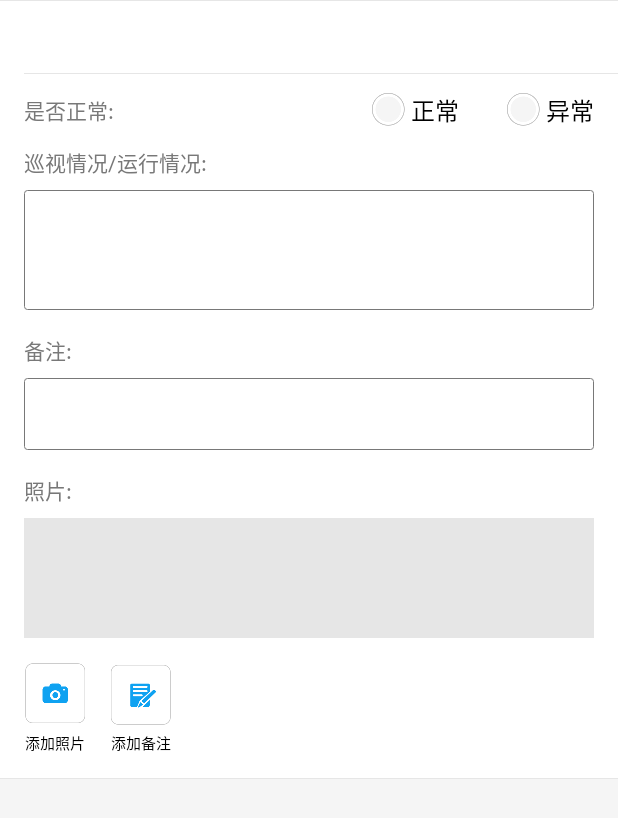
After one commit to yangjun/lock.app.android, an Android app: the layout inflate_inspection_construct.xml on its own in the app's theme, with its tools: preview values and no code run, on a phone screen of 412 x 824 dp. The commit adds this screen. Shown: the top 818 px of the screen. Run offline under Robolectric (Android 15) with nearby library versions, the phone set to English and light mode, and no system bars.

Commit message:
add construct layout

```diff
--- a/app/src/main/AndroidManifest.xml
+++ b/app/src/main/AndroidManifest.xml
@@ -97,7 +97,8 @@
 
         <activity
             android:name=".ui.activities.InspectionConstructActivity_"
-            android:label="" />
+            android:label=""
+            android:windowSoftInputMode="stateHidden|adjustResize"/>
 
         <service
             android:name=".websocket.WebSocketService"
--- a/app/src/main/java/com/wm/lock/Helper.java
+++ b/app/src/main/java/com/wm/lock/Helper.java
@@ -3,6 +3,7 @@ package com.wm.lock;
 import android.app.Activity;
 import android.content.Context;
 import android.content.Intent;
+import android.widget.Toast;
 
 import com.wm.lock.LockApplication;
 import com.wm.lock.LockConfig;
@@ -133,11 +134,11 @@ public final class Helper {
     }
 
     public static void showTip(int resId) {
-        ToastUtils.showShortCenterToast(LockApplication.getInstance(), resId, 0, 0);
+        Toast.makeText(LockApplication.getInstance(), resId, Toast.LENGTH_SHORT).show();
     }
 
     public static void showTip(CharSequence cs) {
-        ToastUtils.showShortCenterToast(LockApplication.getInstance(), cs, 0, 0);
+        Toast.makeText(LockApplication.getInstance(), cs, Toast.LENGTH_SHORT).show();
     }
 
     public static void goHomePage(Context ctx) {
--- a/app/src/main/java/com/wm/lock/LockConstants.java
+++ b/app/src/main/java/com/wm/lock/LockConstants.java
@@ -7,6 +7,7 @@ public final class LockConstants {
 
     public static final String ID = "id";
     public static final String DATA = "data";
+    public static final String INDEX = "index";
     public static final String POS = "pos";
     public static final String FLAG = "flag";
     public static final String CLASS = "class";
--- a/app/src/main/java/com/wm/lock/ui/fragments/InspectionListInProcessFragment.java
+++ b/app/src/main/java/com/wm/lock/ui/fragments/InspectionListInProcessFragment.java
@@ -26,6 +26,7 @@ public class InspectionListInProcessFragment extends InspectionListFragment {
         final Bundle bundle = new Bundle();
         bundle.putLong(LockConstants.ID, item.getId_());
         bundle.putString(LockConstants.TITLE, item.getPlan_name());
+        bundle.putBoolean(LockConstants.BOOLEAN, true);
         RedirectUtils.goActivity(mActivity, InspectionConstructActivity_.class, bundle);
     }
 
--- /dev/null
+++ b/app/src/main/res/drawable/selector_radio.xml
@@ -0,0 +1,8 @@
+<?xml version="1.0" encoding="utf-8"?>
+
+<selector xmlns:android="http://schemas.android.com/apk/res/android">
+
+    <item android:drawable="@mipmap/ic_radio_normal" android:state_checked="false" />
+    <item android:drawable="@mipmap/ic_radio_checked" android:state_checked="true" />
+
+</selector>
--- /dev/null
+++ b/app/src/main/res/layout/inflate_inspection_construct.xml
@@ -0,0 +1,176 @@
+<FrameLayout xmlns:android="http://schemas.android.com/apk/res/android"
+    style="@style/wrapHeightTheme">
+
+    <LinearLayout
+        style="@style/verticalWrapContainerTheme"
+        android:layout_marginBottom="@dimen/activity_horizontal_margin"
+        android:background="@color/bg_item">
+
+        <View style="@style/splitTheme" />
+
+        <TextView
+            android:id="@+id/tv_category"
+            style="@style/wrapTheme"
+            android:layout_marginLeft="@dimen/activity_horizontal_margin"
+            android:layout_marginRight="@dimen/activity_horizontal_margin"
+            android:gravity="center_vertical"
+            android:minHeight="@dimen/height_item"
+            android:paddingBottom="@dimen/activity_horizontal_margin_half"
+            android:paddingTop="@dimen/activity_horizontal_margin_half"
+            android:textColor="@color/txt_content"
+            android:textSize="@dimen/text_size_medium" />
+
+        <View style="@style/splitInnerTheme" />
+
+        <LinearLayout
+            style="@style/wrapTheme"
+            android:layout_marginLeft="@dimen/activity_horizontal_margin"
+            android:layout_marginRight="@dimen/activity_horizontal_margin"
+            android:gravity="center_vertical"
+            android:minHeight="@dimen/height_item">
+
+            <TextView
+                style="@style/descTheme"
+                android:layout_width="wrap_content"
+                android:text="@string/label_normal_state" />
+
+            <View
+                style="@style/horizontalWeightTheme"
+                android:layout_height="1dp" />
+
+            <RadioGroup
+                android:id="@+id/rg_normal"
+                style="@style/wrapTheme"
+                android:orientation="horizontal">
+
+                <RadioButton
+                    android:id="@+id/rb_normal_yes"
+                    style="@style/wrapTheme"
+                    android:layout_marginLeft="@dimen/activity_horizontal_margin"
+                    android:button="@null"
+                    android:drawableLeft="@drawable/selector_radio"
+                    android:drawablePadding="4dp"
+                    android:text="@string/label_normal_yes"
+                    android:textColor="@color/txt_content"
+                    android:textSize="@dimen/text_size_medium" />
+
+                <RadioButton
+                    android:id="@+id/rb_normal_no"
+                    style="@style/wrapTheme"
+                    android:layout_marginLeft="32dp"
+                    android:button="@null"
+                    android:drawableLeft="@drawable/selector_radio"
+                    android:drawablePadding="4dp"
+                    android:text="@string/label_normal_no"
+                    android:textColor="@color/txt_content"
+                    android:textSize="@dimen/text_size_medium" />
+
+            </RadioGroup>
+
+        </LinearLayout>
+
+        <!--<View style="@style/splitInnerTheme" />-->
+
+        <TextView
+            style="@style/descTheme"
+            android:layout_width="wrap_content"
+            android:layout_marginLeft="@dimen/activity_horizontal_margin"
+            android:text="@string/label_run_state" />
+
+        <EditText
+            android:id="@+id/et_result"
+            style="@style/inputMultiTheme"
+            android:layout_marginLeft="@dimen/activity_horizontal_margin"
+            android:layout_marginRight="@dimen/activity_horizontal_margin"
+            android:layout_marginTop="@dimen/activity_horizontal_margin_half"
+            android:minHeight="80dp" />
+
+        <LinearLayout
+            android:id="@+id/ll_note"
+            style="@style/verticalWrapContainerTheme"
+            android:layout_marginLeft="@dimen/activity_horizontal_margin"
+            android:layout_marginRight="@dimen/activity_horizontal_margin"
+            android:layout_marginTop="@dimen/activity_horizontal_margin">
+
+            <TextView
+                style="@style/descTheme"
+                android:layout_width="wrap_content"
+                android:text="@string/label_note" />
+
+            <EditText
+                android:id="@+id/et_note"
+                style="@style/inputTheme"
+                android:layout_marginTop="@dimen/activity_horizontal_margin_half" />
+        </LinearLayout>
+
+
+        <LinearLayout
+            android:id="@+id/ll_photo"
+            style="@style/verticalWrapContainerTheme"
+            android:layout_marginLeft="@dimen/activity_horizontal_margin"
+            android:layout_marginRight="@dimen/activity_horizontal_margin"
+            android:layout_marginTop="@dimen/activity_horizontal_margin">
+
+            <TextView
+                style="@style/descTheme"
+                android:layout_width="wrap_content"
+                android:text="@string/label_photo" />
+
+            <View
+                android:layout_width="match_parent"
+                android:layout_height="80dp"
+                android:layout_marginTop="@dimen/activity_horizontal_margin_half"
+                android:background="@color/bg_item_light" />
+        </LinearLayout>
+
+        <LinearLayout
+            style="@style/wrapTheme"
+            android:layout_marginLeft="@dimen/activity_horizontal_margin"
+            android:layout_marginRight="@dimen/activity_horizontal_margin"
+            android:layout_marginTop="@dimen/activity_horizontal_margin"
+            android:gravity="bottom">
+
+            <LinearLayout
+                android:id="@+id/ll_add_photo"
+                style="@style/wrapTheme"
+                android:gravity="center_horizontal"
+                android:orientation="vertical">
+
+                <ImageView
+                    style="@style/wrapTheme"
+                    android:src="@mipmap/ic_add_photo" />
+
+                <TextView
+                    style="@style/wrapTheme"
+                    android:layout_marginTop="4dp"
+                    android:text="@string/label_photo_add"
+                    android:textColor="@color/txt_content"
+                    android:textSize="@dimen/text_size_smallest" />
+            </LinearLayout>
+
+            <LinearLayout
+                android:id="@+id/ll_add_note"
+                style="@style/wrapTheme"
+                android:layout_marginLeft="@dimen/activity_horizontal_margin"
+                android:gravity="center_horizontal"
+                android:orientation="vertical">
+
+                <ImageView
+                    style="@style/wrapTheme"
+                    android:src="@mipmap/ic_add_note" />
+
+                <TextView
+                    style="@style/wrapTheme"
+                    android:layout_marginTop="4dp"
+                    android:text="@string/label_note_add"
+                    android:textColor="@color/txt_content"
+                    android:textSize="@dimen/text_size_smallest" />
+            </LinearLayout>
+
+        </LinearLayout>
+
+        <View
+            style="@style/splitTheme"
+            android:layout_marginTop="@dimen/activity_horizontal_margin" />
+    </LinearLayout>
+</FrameLayout>
--- a/app/src/main/res/values/strings.xml
+++ b/app/src/main/res/values/strings.xml
@@ -28,6 +28,14 @@
     <string name="label_receive_task">接收任务</string>
     <string name="label_refuse_task">拒绝任务</string>
     <string name="label_category_select">选择巡检类别</string>
+    <string name="label_normal_state">是否正常:</string>
+    <string name="label_normal_yes">正常</string>
+    <string name="label_normal_no">异常</string>
+    <string name="label_run_state">巡视情况/运行情况:</string>
+    <string name="label_note">备注:</string>
+    <string name="label_note_add">添加备注</string>
+    <string name="label_photo">照片:</string>
+    <string name="label_photo_add">添加照片</string>
 
     <string name="header_hint_normal">下拉刷新</string>
     <string name="header_hint_ready">松开刷新数据</string>
@@ -52,6 +60,8 @@
     <string name="message_refuse_task_fail">拒绝任务失败，请稍后重试</string>
     <string name="message_receive_task_success">接收任务成功</string>
     <string name="message_receive_task_fail">接收任务失败，请稍后重试</string>
+    <string name="message_inspection_category_no_forward">已经是第一个分类了</string>
+    <string name="message_inspection_category_no_backward">已经是最后一个分类了</string>
 
     <string name="hint_job_number">请输入工号...</string>
     <string name="hint_name">请输入姓名...</string>
```
Also changed, not shown: app/src/main/java/com/wm/lock/module/biz/BizServiceBase.java (+7 -2 lines), app/src/main/java/com/wm/lock/module/biz/IBizService.java (+7 -1 lines), app/src/main/java/com/wm/lock/ui/activities/HomeActivity.java (+24 -0 lines), app/src/main/java/com/wm/lock/ui/activities/InspectionConstructActivity.java (+37 -5 lines), app/src/main/java/com/wm/lock/ui/fragments/InspectionConstructFragment.java (added, +211 -0 lines), app/src/main/res/layout/frag_inspection_construct.xml (added, +29 -0 lines).
